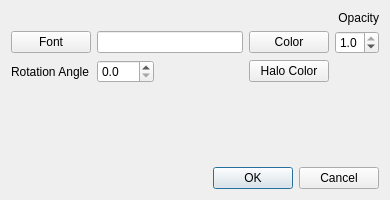
Above: src/captiondialog.ui from antonmx/posmotri before the change. Below: the same form after it.
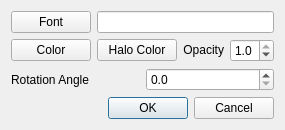
That is the form after the change.

What changed in the file:
```diff
--- a/src/captiondialog.ui
+++ b/src/captiondialog.ui
@@ -2,26 +2,6 @@
 <ui version="4.0">
  <class>CaptionInputDialog</class>
  <widget class="QDialog" name="CaptionInputDialog">
-  <property name="geometry">
-   <rect>
-    <x>0</x>
-    <y>0</y>
-    <width>390</width>
-    <height>200</height>
-   </rect>
-  </property>
-  <property name="minimumSize">
-   <size>
-    <width>390</width>
-    <height>110</height>
-   </size>
-  </property>
-  <property name="maximumSize">
-   <size>
-    <width>390</width>
-    <height>200</height>
-   </size>
-  </property>
   <property name="windowTitle">
    <string>CaptionDialog</string>
   </property>
@@ -89,44 +69,54 @@
 values between val1 and val2.
 </string>
   </property>
-  <layout class="QGridLayout" name="gridLayout">
-   <item row="0" column="0" colspan="4">
-    <widget class="QLabel" name="opacityLabel">
-     <property name="sizePolicy">
-      <sizepolicy hsizetype="Preferred" vsizetype="Fixed">
-       <horstretch>0</horstretch>
-       <verstretch>0</verstretch>
-      </sizepolicy>
-     </property>
-     <property name="text">
-      <string>Opacity</string>
-     </property>
-     <property name="alignment">
-      <set>Qt::AlignRight|Qt::AlignTrailing|Qt::AlignVCenter</set>
-     </property>
-     <property name="indent">
-      <number>0</number>
-     </property>
-    </widget>
-   </item>
-   <item row="1" column="0">
+  <layout class="QVBoxLayout" name="verticalLayout">
+   <item>
+    <layout class="QHBoxLayout" name="horizontalLayout_2">
+     <item>
     <widget class="QPushButton" name="font">
      <property name="text">
       <string>Font</string>
      </property>
     </widget>
    </item>
-   <item row="1" column="1">
+     <item>
     <widget class="QLineEdit" name="text"/>
    </item>
-   <item row="1" column="2">
+    </layout>
+   </item>
+   <item>
+    <layout class="QHBoxLayout" name="horizontalLayout">
+     <item>
     <widget class="QPushButton" name="color">
      <property name="text">
       <string>Color</string>
      </property>
     </widget>
    </item>
-   <item row="1" column="3">
+     <item>
+      <widget class="QPushButton" name="haloColor">
+       <property name="text">
+        <string>Halo Color</string>
+       </property>
+      </widget>
+     </item>
+     <item>
+      <widget class="QLabel" name="opacityLabel">
+       <property name="sizePolicy">
+        <sizepolicy hsizetype="Preferred" vsizetype="Fixed">
+         <horstretch>0</horstretch>
+         <verstretch>0</verstretch>
+        </sizepolicy>
+       </property>
+       <property name="text">
+        <string>Opacity</string>
+       </property>
+       <property name="alignment">
+        <set>Qt::AlignRight|Qt::AlignTrailing|Qt::AlignVCenter</set>
+       </property>
+      </widget>
+     </item>
+     <item>
     <widget class="QDoubleSpinBox" name="opacity">
      <property name="decimals">
       <number>1</number>
@@ -142,54 +132,19 @@
      </property>
     </widget>
    </item>
-   <item row="2" column="2">
-    <widget class="QPushButton" name="haloColor">
-     <property name="text">
-      <string>Halo Color</string>
-     </property>
-    </widget>
+    </layout>
    </item>
-   <item row="3" column="0" colspan="4">
-    <spacer>
-     <property name="orientation">
-      <enum>Qt::Vertical</enum>
-     </property>
-     <property name="sizeHint" stdset="0">
-      <size>
-       <width>20</width>
-       <height>40</height>
-      </size>
-     </property>
-    </spacer>
-   </item>
-   <item row="4" column="0" colspan="4">
-    <widget class="QDialogButtonBox" name="buttonBox">
-     <property name="orientation">
-      <enum>Qt::Horizontal</enum>
-     </property>
-     <property name="standardButtons">
-      <set>QDialogButtonBox::Cancel|QDialogButtonBox::Ok</set>
-     </property>
-    </widget>
-   </item>
-   <item row="2" column="0">
+   <item>
+    <layout class="QHBoxLayout" name="horizontalLayout_3">
+     <item>
     <widget class="QLabel" name="angleLabel">
-     <property name="layoutDirection">
-      <enum>Qt::RightToLeft</enum>
-     </property>
      <property name="text">
       <string>Rotation Angle</string>
      </property>
     </widget>
    </item>
-   <item row="2" column="1">
+     <item>
     <widget class="QDoubleSpinBox" name="angle">
-     <property name="sizePolicy">
-      <sizepolicy hsizetype="Fixed" vsizetype="Fixed">
-       <horstretch>0</horstretch>
-       <verstretch>0</verstretch>
-      </sizepolicy>
-     </property>
      <property name="decimals">
       <number>1</number>
      </property>
@@ -199,6 +154,18 @@
     </widget>
    </item>
   </layout>
+   </item>
+   <item>
+    <widget class="QDialogButtonBox" name="buttonBox">
+     <property name="orientation">
+      <enum>Qt::Horizontal</enum>
+     </property>
+     <property name="standardButtons">
+      <set>QDialogButtonBox::Cancel|QDialogButtonBox::Ok</set>
+     </property>
+    </widget>
+   </item>
+  </layout>
  </widget>
  <resources/>
  <connections>
```
Left out of the diff: 35 changed lines with no effect on the pictures. Lines whose indentation alone changed are shown as unchanged.
